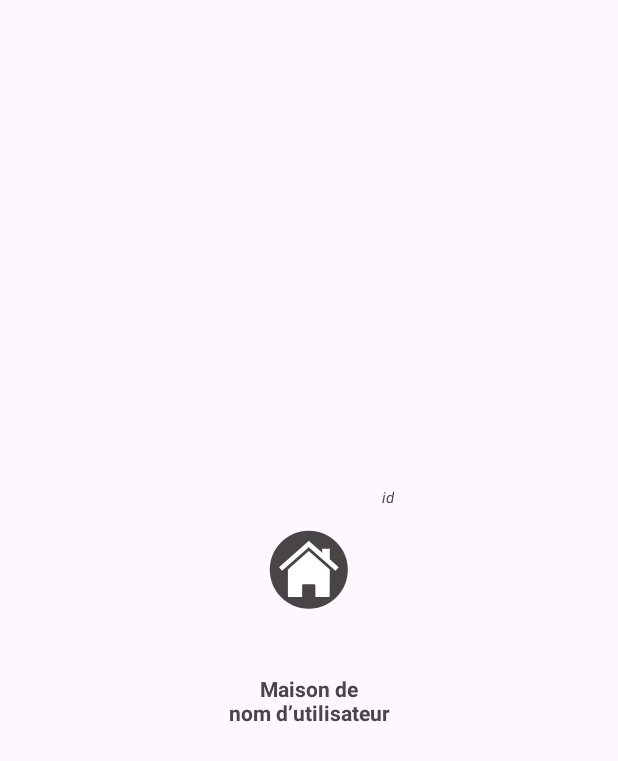
After one commit to Firmin-ESIREM/polyhome, an Android app: the layout houses_item.xml on its own in the app's theme, with its tools: preview values and no code run, on a phone screen of 412 x 824 dp. The commit adds this screen. Shown: the top 761 px of the screen. Run offline under Robolectric (Android 15) with nearby library versions, the phone set to English and light mode, and no system bars; network calls fail.

Commit message:
Fully implement login & implement houses retreival

```diff
--- a/app/build.gradle.kts
+++ b/app/build.gradle.kts
@@ -43,6 +43,7 @@ dependencies {
     implementation(libs.androidx.activity)
     implementation(libs.androidx.constraintlayout)
     implementation(libs.gson)
+    implementation("androidx.datastore:datastore-preferences:1.0.0")
     testImplementation(libs.junit)
     androidTestImplementation(libs.androidx.junit)
     androidTestImplementation(libs.androidx.espresso.core)
--- a/app/src/main/java/fr/filau/polyhome/Api.kt
+++ b/app/src/main/java/fr/filau/polyhome/Api.kt
@@ -1,4 +1,4 @@
-package com.example.androidtp2
+package fr.filau.polyhome
 
 import com.google.gson.Gson
 import com.google.gson.reflect.TypeToken
--- /dev/null
+++ b/app/src/main/java/fr/filau/polyhome/HouseData.kt
@@ -0,0 +1,6 @@
+package fr.filau.polyhome
+
+data class HouseData (
+    val houseId: Int,
+    val owner: Boolean
+)
--- a/app/src/main/java/fr/filau/polyhome/HousesActivity.kt
+++ b/app/src/main/java/fr/filau/polyhome/HousesActivity.kt
@@ -7,6 +7,8 @@ import androidx.core.view.ViewCompat
 import androidx.core.view.WindowInsetsCompat
 
 class HousesActivity : AppCompatActivity() {
+    private val apiWrapper = HousesAPIWrapper(this@HousesActivity)
+
     override fun onCreate(savedInstanceState: Bundle?) {
         super.onCreate(savedInstanceState)
         enableEdgeToEdge()
@@ -17,5 +19,8 @@ class HousesActivity : AppCompatActivity() {
             insets
         }
 
+        apiWrapper.doListHouses()
+
     }
+
 }
--- /dev/null
+++ b/app/src/main/res/layout/houses_item.xml
@@ -0,0 +1,54 @@
+<?xml version="1.0" encoding="utf-8"?>
+<androidx.constraintlayout.widget.ConstraintLayout xmlns:android="http://schemas.android.com/apk/res/android"
+    xmlns:app="http://schemas.android.com/apk/res-auto"
+    xmlns:tools="http://schemas.android.com/tools"
+    android:layout_width="match_parent"
+    android:layout_height="match_parent">
+
+    <androidx.constraintlayout.widget.ConstraintLayout
+        android:layout_width="wrap_content"
+        android:layout_height="wrap_content"
+        app:layout_constraintBottom_toBottomOf="parent"
+        app:layout_constraintEnd_toEndOf="parent"
+        app:layout_constraintStart_toStartOf="parent"
+        app:layout_constraintTop_toTopOf="parent">
+
+        <ImageView
+            android:id="@+id/imageView"
+            android:layout_width="wrap_content"
+            android:layout_height="wrap_content"
+            app:layout_constraintEnd_toEndOf="parent"
+            app:layout_constraintStart_toStartOf="parent"
+            app:layout_constraintTop_toTopOf="parent"
+            app:srcCompat="@drawable/polyhome_house" />
+
+        <TextView
+            android:id="@+id/lblHouseName"
+            android:layout_width="0dp"
+            android:layout_height="wrap_content"
+            android:layout_marginTop="10dp"
+            android:layout_marginBottom="20dp"
+            android:maxLines="2"
+            android:text="Maison de\nnom d’utilisateur"
+            android:textAlignment="center"
+            android:textStyle="bold"
+            app:layout_constraintBottom_toBottomOf="parent"
+            app:layout_constraintEnd_toEndOf="@+id/imageView"
+            app:layout_constraintStart_toStartOf="@+id/imageView"
+            app:layout_constraintTop_toBottomOf="@+id/imageView" />
+
+        <TextView
+            android:id="@+id/lblHouseId"
+            android:layout_width="wrap_content"
+            android:layout_height="wrap_content"
+            android:layout_marginTop="5dp"
+            android:layout_marginEnd="5dp"
+            android:text="id"
+            android:textAlignment="textEnd"
+            android:textSize="10sp"
+            android:textStyle="italic"
+            app:layout_constraintEnd_toEndOf="parent"
+            app:layout_constraintTop_toTopOf="parent" />
+    </androidx.constraintlayout.widget.ConstraintLayout>
+
+</androidx.constraintlayout.widget.ConstraintLayout>
```
Also changed, not shown: app/src/main/java/fr/filau/polyhome/APIWrapper.kt (+23 -25 lines), app/src/main/java/fr/filau/polyhome/AccountActivity.kt (+11 -5 lines), app/src/main/java/fr/filau/polyhome/AccountsAPIWrapper.kt (+27 -8 lines), app/src/main/java/fr/filau/polyhome/CustomBaseAdapter.kt (added, +19 -0 lines), app/src/main/java/fr/filau/polyhome/HousesAPIWrapper.kt (+10 -5 lines), app/src/main/java/fr/filau/polyhome/HousesAdapter.kt (added, +40 -0 lines), app/src/main/java/fr/filau/polyhome/UINotifier.kt (+8 -1 lines), app/src/main/res/layout/activity_houses.xml (+10 -38 lines).
